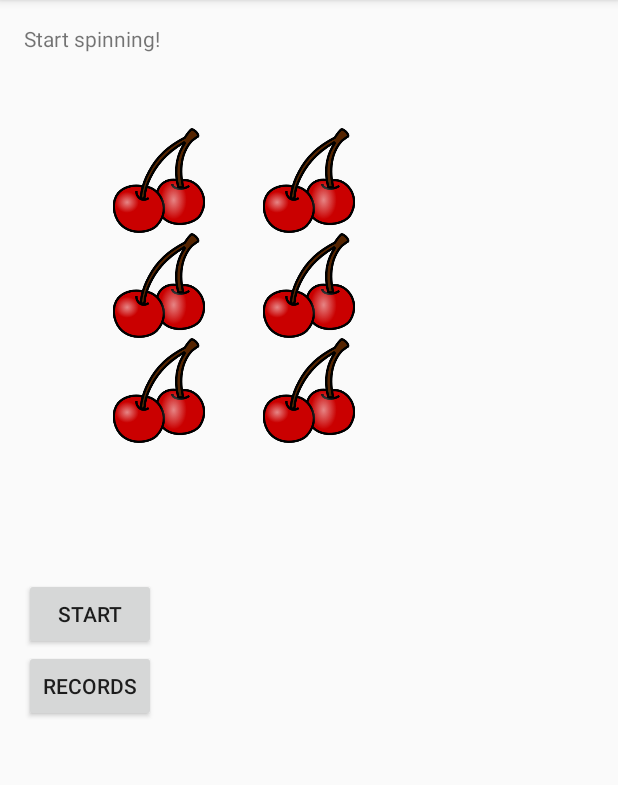
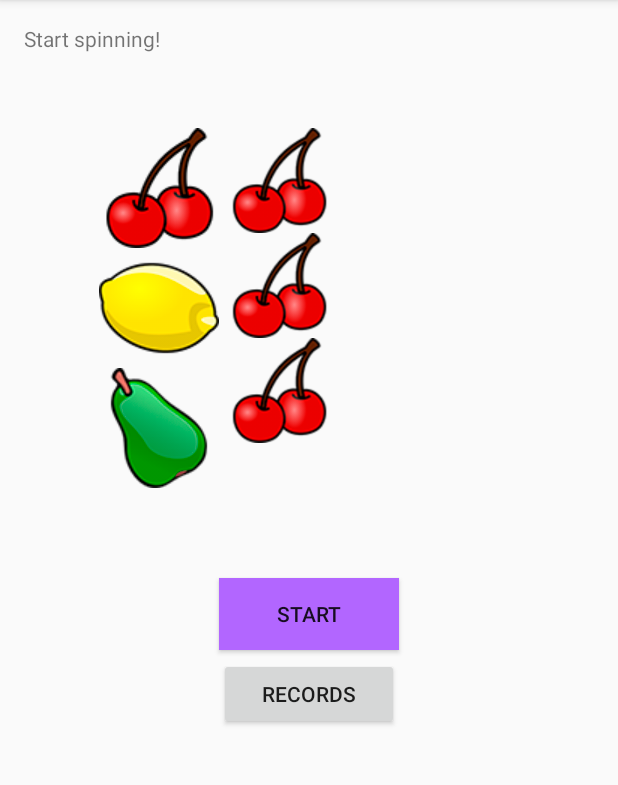
Before and after one commit to aachaerandio/slotMachine, an Android app: the screen it shows after launch (MainActivity), on a phone screen of 412 x 824 dp, the part 84-869 px from its top. Run offline under Robolectric (Android 15) with nearby library versions, the phone set to English and light mode, and no system bars.

Commit message:
Implementing spinnerView

```diff
--- a/app/src/main/java/com/aachaerandio/slotmachine/MainActivity.java
+++ b/app/src/main/java/com/aachaerandio/slotmachine/MainActivity.java
@@ -12,6 +12,7 @@ import android.widget.Button;
 
 import com.aachaerandio.slotmachine.data.SlotService;
 import com.aachaerandio.slotmachine.data.State;
+import com.aachaerandio.slotmachine.views.SpinnerView;
 
 import java.util.Random;
 
@@ -27,6 +28,7 @@ public class MainActivity extends ActionBarActivity {
     Random random = new Random();
     Animation animation;
     SlotService slotService;
+    protected SpinnerView mSpinnerView;
 
     @Override
     protected void onCreate(Bundle savedInstanceState) {
@@ -35,6 +37,7 @@ public class MainActivity extends ActionBarActivity {
         Button start = (Button)findViewById(R.id.start_button);
         animation = AnimationUtils.loadAnimation(this, R.anim.scale);
         slotService = new SlotService(this);
+
 
         start.setOnClickListener(new View.OnClickListener() {
             @Override
@@ -57,11 +60,24 @@ public class MainActivity extends ActionBarActivity {
                 State.SlotIcon[] slotIcons = Utils.generateRandomResults();
                 slotService.insert(new State(slotIcons));
 
+
+                startGame();
+
+
                 Intent intent = new Intent(MainActivity.this, ListStateActivity.class);
                 startActivity(intent);
 
+
+
             }
         });
+    }
+
+    public void startGame(){
+
+
+
+
     }
 
 
--- /dev/null
+++ b/app/src/main/java/com/aachaerandio/slotmachine/views/SpinnerView.java
@@ -0,0 +1,50 @@
+package com.aachaerandio.slotmachine.views;
+
+import android.content.Context;
+import android.util.AttributeSet;
+import android.widget.ImageView;
+import android.widget.LinearLayout;
+
+import com.aachaerandio.slotmachine.R;
+
+/**
+ * Created by Araceli on 27/08/2014.
+ */
+public class SpinnerView extends LinearLayout {
+
+    ImageView upperImage;
+    ImageView selectedImage;
+    ImageView lowerImage;
+//    View mView;
+
+    public SpinnerView(Context context) {
+        super(context);
+        init();
+    }
+
+    public SpinnerView(Context context, AttributeSet attrs) {
+        super(context, attrs);
+        init();
+    }
+
+    private void init() {
+        setOrientation(VERTICAL);
+        upperImage = new ImageView(getContext());
+        selectedImage = new ImageView(getContext());
+        lowerImage = new ImageView(getContext());
+
+        upperImage.setImageResource(R.drawable.slot_icon_01);
+        selectedImage.setImageResource(R.drawable.slot_icon_02);
+        lowerImage.setImageResource(R.drawable.slot_icon_03);
+
+//        mView = View.inflate(this.getContext(), R.id.spinnerView, this);
+
+//        mView.findViewById(upperImage);
+
+        this.addView(upperImage);
+        this.addView(selectedImage);
+        this.addView(lowerImage);
+    }
+
+
+}
--- a/app/src/main/res/layout/activity_main.xml
+++ b/app/src/main/res/layout/activity_main.xml
@@ -23,29 +23,13 @@
         android:layout_marginLeft="25dp"
         android:layout_marginRight="25dp"
         android:layout_gravity="center_horizontal">
-        <LinearLayout
-            android:orientation="vertical"
-            android:layout_width="100dp"
-            android:layout_height="wrap_content">
-            <ImageView
-                android:layout_width="wrap_content"
-                android:layout_height="70dp"
-                android:id="@+id/imageView1"
-                android:layout_gravity="center_vertical"
-                android:src="@drawable/slot_icon_01"/>
-            <ImageView
-                android:layout_width="wrap_content"
-                android:layout_height="70dp"
-                android:id="@+id/imageView2"
-                android:layout_gravity="center_vertical"
-                android:src="@drawable/slot_icon_01"/>
-            <ImageView
-                android:layout_width="wrap_content"
-                android:layout_height="70dp"
-                android:id="@+id/imageView3"
-                android:layout_gravity="center_vertical"
-                android:src="@drawable/slot_icon_01"/>
-            </LinearLayout>
+
+        <com.aachaerandio.slotmachine.views.SpinnerView
+            android:layout_width="wrap_content"
+            android:layout_height="wrap_content"
+            android:id="@+id/spinnerView">
+
+        </com.aachaerandio.slotmachine.views.SpinnerView>
 
         <LinearLayout
             android:orientation="vertical"
@@ -97,17 +81,19 @@
 
 
     <Button
-        android:layout_width="wrap_content"
+        android:layout_width="120dp"
         android:layout_height="wrap_content"
-        android:text="Start"
+        android:text="@string/start"
         android:id="@+id/start_button"
-        android:layout_gravity="center_vertical" />
+        android:layout_gravity="center_horizontal"
+        android:background="#B266FF"/>
 
     <Button
-        android:layout_width="wrap_content"
+        android:layout_width="120dp"
         android:layout_height="wrap_content"
-        android:text="Records"
+        android:text="@string/Records"
         android:id="@+id/list_button"
-        android:layout_gravity="center_vertical" />
+        android:layout_gravity="center_horizontal"
+        android:layout_marginTop="5dp"/>
 
 </LinearLayout>
--- a/app/src/main/res/values/strings.xml
+++ b/app/src/main/res/values/strings.xml
@@ -5,5 +5,8 @@
     <string name="message">Start spinning!</string>
     <string name="action_settings">Settings</string>
     <string name="title_activity_list_state">ListState</string>
+    <string name="start">START</string>
+    <string name="records">RECORDS</string>
+    <string name="Records">RECORDS</string>
 
 </resources>
```
Also changed, not shown: app/src/main/res/drawable/slot_icon_01.png, app/src/main/res/drawable/slot_icon_02.png, app/src/main/res/drawable/slot_icon_03.png.
